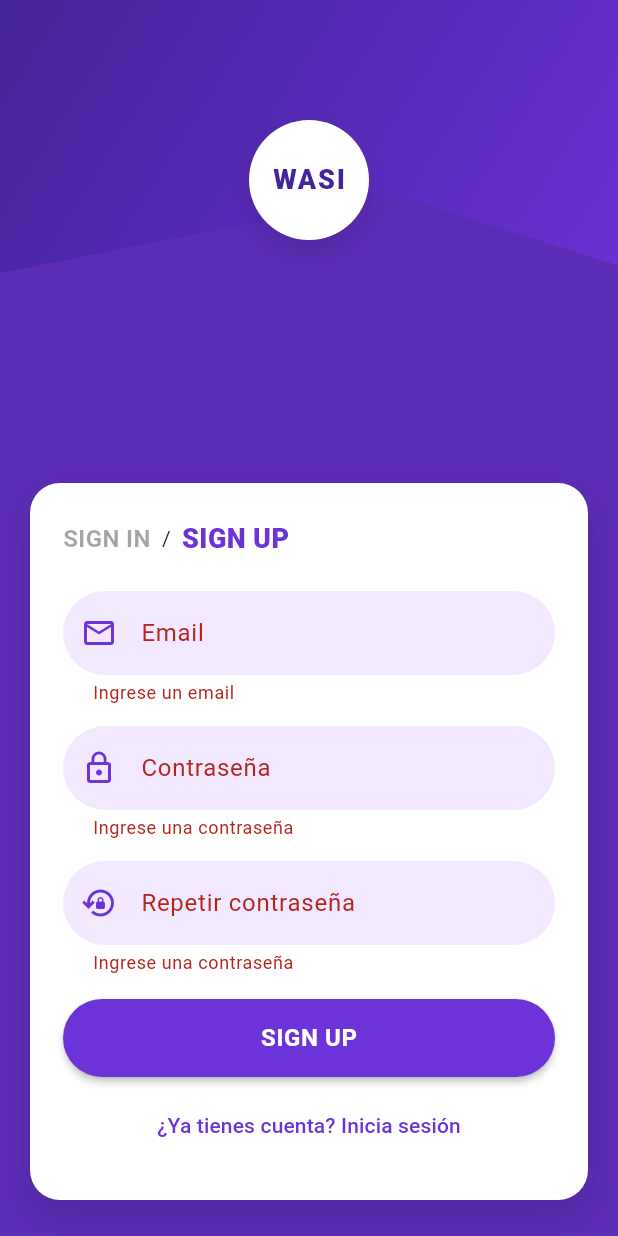
After one commit to NawaCruz/wasiapp, a Flutter app: the CreateFirestoreUserScreen screen opened directly, after a tap on "SIGN UP", on a phone screen of 412 x 824 dp. The commit adds this screen. Run offline on Flutter 3.47's test engine with Material 3 defaults, Android fonts, the phone set to English and light mode, and no system bars; our stand-ins replace cloud_firestore, firebase_core; accounts and stored records are empty.

Commit message:
crear usuario

```diff
--- a/lib/main.dart
+++ b/lib/main.dart
@@ -1,7 +1,7 @@
 import 'package:flutter/material.dart';
 import 'package:firebase_core/firebase_core.dart';
 import 'firebase_options.dart';
-import 'firestore_login.dart';
+import 'presentacion/firestore_login.dart';
 
 Future<void> main() async {
   WidgetsFlutterBinding.ensureInitialized();
--- /dev/null
+++ b/lib/presentacion/create_firestore_user_screen.dart.dart
@@ -0,0 +1,364 @@
+import 'package:flutter/material.dart';
+import 'package:cloud_firestore/cloud_firestore.dart'; // FirebaseFirestore y FieldValue
+
+class CreateFirestoreUserScreen extends StatefulWidget {
+  const CreateFirestoreUserScreen({super.key});
+
+  @override
+  State<CreateFirestoreUserScreen> createState() =>
+      _CreateFirestoreUserScreenState();
+}
+
+class _CreateFirestoreUserScreenState extends State<CreateFirestoreUserScreen> {
+  final _formKey = GlobalKey<FormState>();
+  final _email = TextEditingController();
+  final _password = TextEditingController();
+  final _password2 = TextEditingController();
+  bool _isLoading = false;
+  String? _error;
+
+  @override
+  void dispose() {
+    _email.dispose();
+    _password.dispose();
+    _password2.dispose();
+    super.dispose();
+  }
+
+  String? _validateEmail(String? v) {
+    if (v == null || v.isEmpty) return 'Ingrese un email';
+    final ok = RegExp(r'^[\w-\.]+@([\w-]+\.)+[\w-]{2,4}$').hasMatch(v);
+    return ok ? null : 'Email inválido';
+  }
+
+  String? _validatePass(String? v) {
+    if (v == null || v.isEmpty) return 'Ingrese una contraseña';
+    if (v.length < 6) return 'Mínimo 6 caracteres';
+    return null;
+  }
+
+  Future<void> _crearUsuario() async {
+    if (!_formKey.currentState!.validate()) return;
+    if (_password.text.trim() != _password2.text.trim()) {
+      setState(() => _error = 'Las contraseñas no coinciden');
+      return;
+    }
+
+    setState(() {
+      _isLoading = true;
+      _error = null;
+    });
+
+    try {
+      final email = _email.text.trim();
+      final pass = _password.text.trim();
+
+      // Verificar si ya existe
+      final dup = await FirebaseFirestore.instance
+          .collection('usuario')
+          .where('usuario', isEqualTo: email)
+          .limit(1)
+          .get();
+
+      if (dup.docs.isNotEmpty) {
+        setState(() => _error = 'El correo ya está registrado');
+        return;
+      }
+
+      // Crear documento
+      await FirebaseFirestore.instance.collection('usuario').add({
+        'usuario': email,
+        'contraseña': pass, // Plano por ahora (en producción: usar Firebase Auth o hash)
+        'creado_en': FieldValue.serverTimestamp(),
+      });
+
+      if (!mounted) return;
+      ScaffoldMessenger.of(context).showSnackBar(
+        const SnackBar(content: Text('Usuario creado exitosamente')),
+      );
+
+      // Limpiar y volver al login
+      _email.clear();
+      _password.clear();
+      _password2.clear();
+      Navigator.pop(context);
+    } catch (e) {
+      setState(() => _error = 'No se pudo crear el usuario. Intente otra vez.');
+    } finally {
+      if (mounted) setState(() => _isLoading = false);
+    }
+  }
+
+  // ===================== UI CON ESTILO =====================
+  @override
+  Widget build(BuildContext context) {
+    return Scaffold(
+      backgroundColor: _AppColors.bg,
+      body: Stack(
+        children: [
+          // Header morado con diagonal
+          ClipPath(
+            clipper: _DiagonalClipper(),
+            child: Container(
+              height: 260,
+              decoration: const BoxDecoration(
+                gradient: LinearGradient(
+                  begin: Alignment.topLeft,
+                  end: Alignment.bottomRight,
+                  colors: [_AppColors.purpleDark, _AppColors.purple],
+                ),
+              ),
+            ),
+          ),
+
+          // Logo circular que flota
+          Positioned(
+            top: 80,
+            left: 0,
+            right: 0,
+            child: Center(
+              child: Container(
+                width: 80,
+                height: 80,
+                decoration: const BoxDecoration(
+                  color: Colors.white,
+                  shape: BoxShape.circle,
+                  boxShadow: [
+                    BoxShadow(
+                      color: Colors.black12,
+                      blurRadius: 12,
+                      offset: Offset(0, 6),
+                    )
+                  ],
+                ),
+                child: const Center(
+                  child: Text(
+                    'WASI',
+                    style: TextStyle(
+                      fontWeight: FontWeight.w800,
+                      letterSpacing: 1.2,
+                      fontSize: 18,
+                      color: _AppColors.purpleDark,
+                    ),
+                  ),
+                ),
+              ),
+            ),
+          ),
+
+          // Tarjeta blanca con el formulario
+          Align(
+            alignment: Alignment.bottomCenter,
+            child: SingleChildScrollView(
+              padding: const EdgeInsets.fromLTRB(20, 180, 20, 24),
+              child: ConstrainedBox(
+                constraints: const BoxConstraints(maxWidth: 520),
+                child: Container(
+                  padding: const EdgeInsets.fromLTRB(22, 24, 22, 26),
+                  decoration: BoxDecoration(
+                    color: Colors.white,
+                    borderRadius: BorderRadius.circular(20),
+                    boxShadow: const [
+                      BoxShadow(
+                        color: Colors.black12,
+                        blurRadius: 18,
+                        offset: Offset(0, 10),
+                      )
+                    ],
+                  ),
+                  child: Form(
+                    key: _formKey,
+                    child: Column(
+                      crossAxisAlignment: CrossAxisAlignment.start,
+                      children: [
+                        // Tabs SIGN IN / SIGN UP (solo UI)
+                        Row(
+                          children: const [
+                            Opacity(
+                              opacity: .4,
+                              child: Text(
+                                'SIGN IN',
+                                style: TextStyle(
+                                  fontWeight: FontWeight.w700,
+                                  fontSize: 16,
+                                ),
+                              ),
+                            ),
+                            Text('  /  '),
+                            Text(
+                              'SIGN UP',
+                              style: TextStyle(
+                                fontWeight: FontWeight.w800,
+                                fontSize: 18,
+                                color: _AppColors.purple,
+                              ),
+                            ),
+                          ],
+                        ),
+                        const SizedBox(height: 22),
+
+                        _RoundedField(
+                          controller: _email,
+                          label: 'Email',
+                          icon: Icons.mail_outline,
+                          keyboardType: TextInputType.emailAddress,
+                          validator: _validateEmail,
+                        ),
+                        const SizedBox(height: 14),
+
+                        _RoundedField(
+                          controller: _password,
+                          label: 'Contraseña',
+                          icon: Icons.lock_outline,
+                          obscureText: true,
+                          validator: _validatePass,
+                        ),
+                        const SizedBox(height: 14),
+
+                        _RoundedField(
+                          controller: _password2,
+                          label: 'Repetir contraseña',
+                          icon: Icons.lock_reset_outlined,
+                          obscureText: true,
+                          validator: _validatePass,
+                          onFieldSubmitted: (_) => _crearUsuario(),
+                        ),
+                        const SizedBox(height: 16),
+
+                        if (_error != null)
+                          Padding(
+                            padding: const EdgeInsets.only(bottom: 8),
+                            child: Text(
+                              _error!,
+                              style: const TextStyle(color: Colors.red),
+                            ),
+                          ),
+
+                        SizedBox(
+                          width: double.infinity,
+                          height: 52,
+                          child: ElevatedButton(
+                            onPressed: _isLoading ? null : _crearUsuario,
+                            style: ElevatedButton.styleFrom(
+                              backgroundColor: _AppColors.purple,
+                              foregroundColor: Colors.white,
+                              elevation: 2,
+                              shape: RoundedRectangleBorder(
+                                borderRadius: BorderRadius.circular(28),
+                              ),
+                            ),
+                            child: _isLoading
+                                ? const SizedBox(
+                                    width: 22,
+                                    height: 22,
+                                    child: CircularProgressIndicator(
+                                      strokeWidth: 2.2,
+                                      valueColor:
+                                          AlwaysStoppedAnimation(Colors.white),
+                                    ),
+                                  )
+                                : const Text(
+                                    'SIGN UP',
+                                    style: TextStyle(
+                                      fontSize: 16,
+                                      fontWeight: FontWeight.w700,
+                                      letterSpacing: .4,
+                                    ),
+                                  ),
+                          ),
+                        ),
+
+                        const SizedBox(height: 8),
+
+                        Center(
+                          child: TextButton(
+                            onPressed:
+                                _isLoading ? null : () => Navigator.pop(context),
+                            child: const Text(
+                              '¿Ya tienes cuenta? Inicia sesión',
+                              style: TextStyle(color: _AppColors.purple),
+                            ),
+                          ),
+                        ),
+                      ],
+                    ),
+                  ),
+                ),
+              ),
+            ),
+          ),
+        ],
+      ),
+    );
+  }
+}
+
+// ===================== HELPERS =====================
+
+class _DiagonalClipper extends CustomClipper<Path> {
+  @override
+  Path getClip(Size size) {
+    final p = Path();
+    p.lineTo(0, size.height * .70);
+    p.lineTo(size.width * .64, size.height * .50);
+    p.lineTo(size.width, size.height * .68);
+    p.lineTo(size.width, 0);
+    p.close();
+    return p;
+  }
+
+  @override
+  bool shouldReclip(covariant CustomClipper<Path> oldClipper) => false;
+}
+
+class _RoundedField extends StatelessWidget {
+  final TextEditingController controller;
+  final String label;
+  final IconData icon;
+  final TextInputType? keyboardType;
+  final String? Function(String?)? validator;
+  final bool obscureText;
+  final void Function(String)? onFieldSubmitted;
+
+  const _RoundedField({
+    Key? key,
+    required this.controller,
+    required this.label,
+    required this.icon,
+    this.keyboardType,
+    this.validator,
+    this.obscureText = false,
+    this.onFieldSubmitted,
+  }): super(key: key);
+
+  @override
+  Widget build(BuildContext context) {
+    return TextFormField(
+      controller: controller,
+      validator: validator,
+      obscureText: obscureText,
+      keyboardType: keyboardType,
+      onFieldSubmitted: onFieldSubmitted,
+      style: const TextStyle(fontWeight: FontWeight.w600),
+      decoration: InputDecoration(
+        labelText: label,
+        prefixIcon: Icon(icon, color: _AppColors.purple),
+        filled: true,
+        fillColor: _AppColors.field,
+        contentPadding:
+            const EdgeInsets.symmetric(vertical: 16, horizontal: 16),
+        border: OutlineInputBorder(
+          borderRadius: BorderRadius.circular(28),
+          borderSide: BorderSide.none,
+        ),
+      ),
+    );
+  }
+}
+
+class _AppColors {
+  static const bg = Color(0xFF5C2DB5); // fondo morado
+  static const purpleDark = Color(0xFF45239A);
+  static const purple = Color(0xFF6C33D8);
+  static const field = Color(0xFFF2E9FF);
+}
--- a/lib/firestore_login.dart
+++ b/lib/presentacion/firestore_login.dart
@@ -1,6 +1,7 @@
 import 'package:flutter/material.dart';
 import 'package:cloud_firestore/cloud_firestore.dart';
 import 'home.dart';
+import 'create_firestore_user_screen.dart.dart';
 
 class FirestoreLoginScreen extends StatefulWidget {
   const FirestoreLoginScreen({super.key});
@@ -250,6 +251,20 @@ class _FirestoreLoginScreenState extends State<FirestoreLoginScreen> {
                       style: TextStyle(color: Colors.blue.shade700),
                     ),
                   ),
+                  // Enlace para crear cuenta
+                  TextButton(
+                    onPressed: _isLoading
+                        ? null
+                        : () {
+                            Navigator.of(context).push(
+                              MaterialPageRoute(builder: (_) => const CreateFirestoreUserScreen()),
+                            );
+                          },
+                    child: Text(
+                      '¿No tienes cuenta? Crear cuenta',
+                      style: TextStyle(color: Colors.blue.shade700),
+                    ),
+                  ),
                 ],
               ),
             ),
--- a/lib/home.dart
+++ b/lib/presentacion/home.dart
@@ -1,5 +1,5 @@
 import 'package:flutter/material.dart';
-import 'registro_flow.dart'; // Nuevo flujo de registro completo
+import '../registro_flow.dart'; // Nuevo flujo de registro completo
 
 class MainHomeScreen extends StatefulWidget {
   const MainHomeScreen({super.key});
```
Also changed, not shown: lib/antropometricos.dart (added), pubspec.lock.
